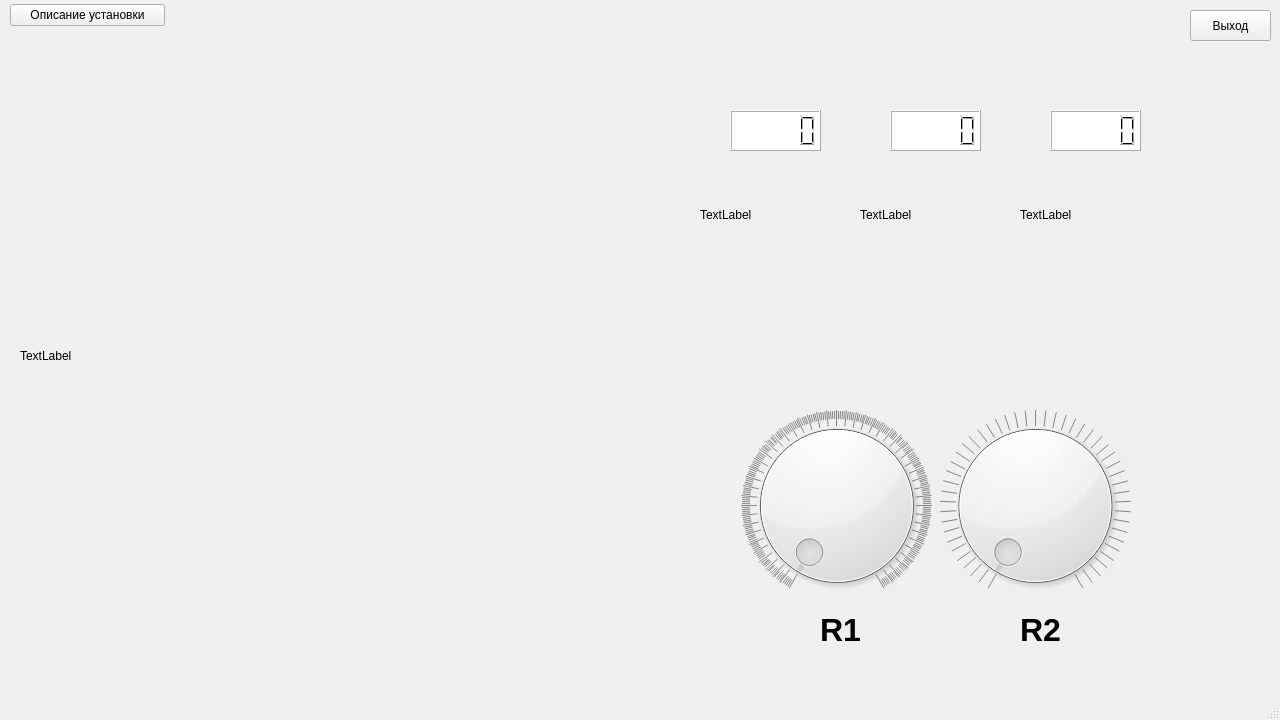
Qt form Physic/mainwindow.ui (Ajems/PhysicsETU) before a commit.
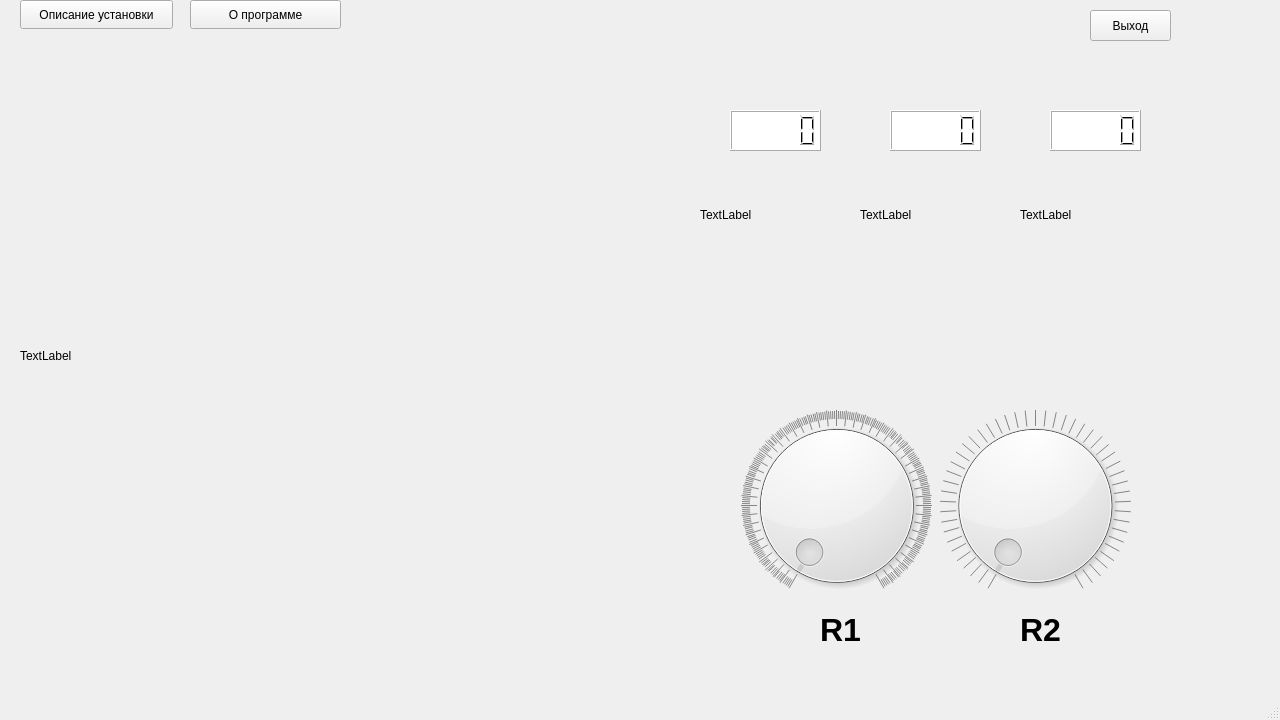
The same form after that commit.

```diff
--- a/Physic/mainwindow.ui
+++ b/Physic/mainwindow.ui
@@ -53,25 +53,6 @@
      <string>TextLabel</string>
     </property>
    </widget>
-   <widget class="QWidget" name="layoutWidget">
-    <property name="geometry">
-     <rect>
-      <x>10</x>
-      <y>0</y>
-      <width>155</width>
-      <height>31</height>
-     </rect>
-    </property>
-    <layout class="QHBoxLayout" name="horizontalLayout">
-     <item>
-      <widget class="QPushButton" name="descriptionButton">
-       <property name="text">
-        <string>Описание установки</string>
-       </property>
-      </widget>
-     </item>
-    </layout>
-   </widget>
    <widget class="QWidget" name="layoutWidget">
     <property name="geometry">
      <rect>
@@ -211,7 +192,7 @@
    <widget class="QPushButton" name="descriptionButton_2">
     <property name="geometry">
      <rect>
-      <x>1190</x>
+      <x>1090</x>
       <y>10</y>
       <width>81</width>
       <height>31</height>
@@ -234,6 +215,35 @@
      <string>TextLabel</string>
     </property>
    </widget>
+   <widget class="QPushButton" name="about">
+    <property name="geometry">
+     <rect>
+      <x>190</x>
+      <y>0</y>
+      <width>151</width>
+      <height>29</height>
+     </rect>
+    </property>
+    <property name="text">
+     <string>О программе</string>
+    </property>
+   </widget>
+   <widget class="QPushButton" name="descriptionButton">
+    <property name="enabled">
+     <bool>true</bool>
+    </property>
+    <property name="geometry">
+     <rect>
+      <x>20</x>
+      <y>0</y>
+      <width>153</width>
+      <height>29</height>
+     </rect>
+    </property>
+    <property name="text">
+     <string>Описание установки</string>
+    </property>
+   </widget>
   </widget>
   <widget class="QMenuBar" name="menubar">
    <property name="geometry">
```
